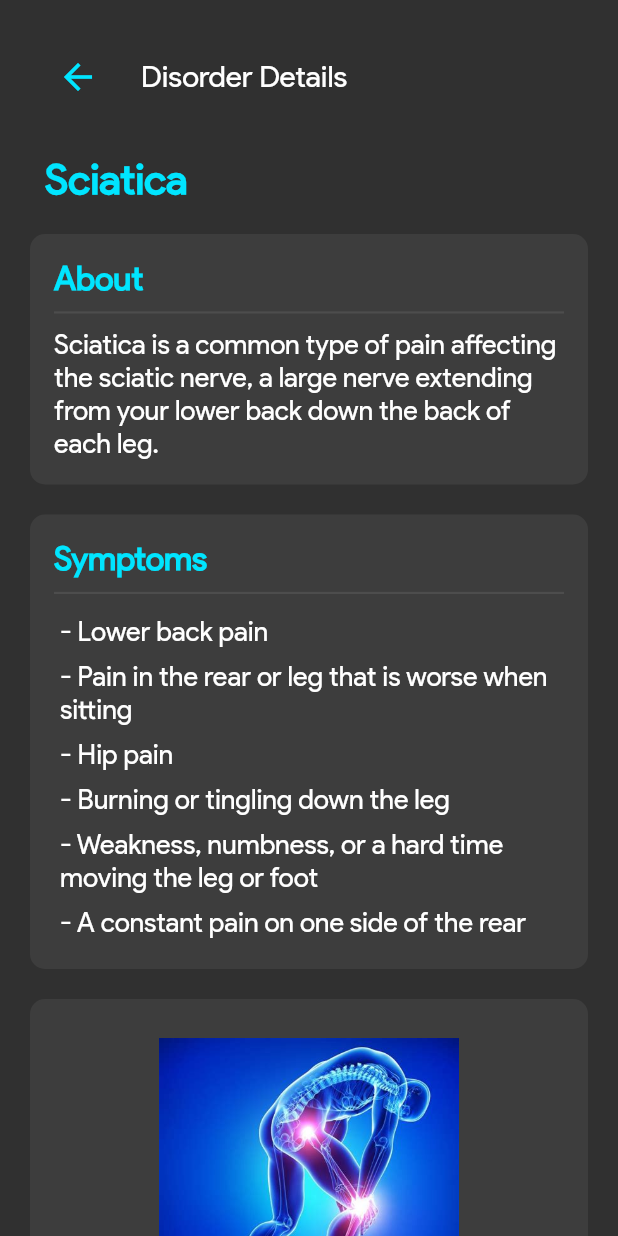
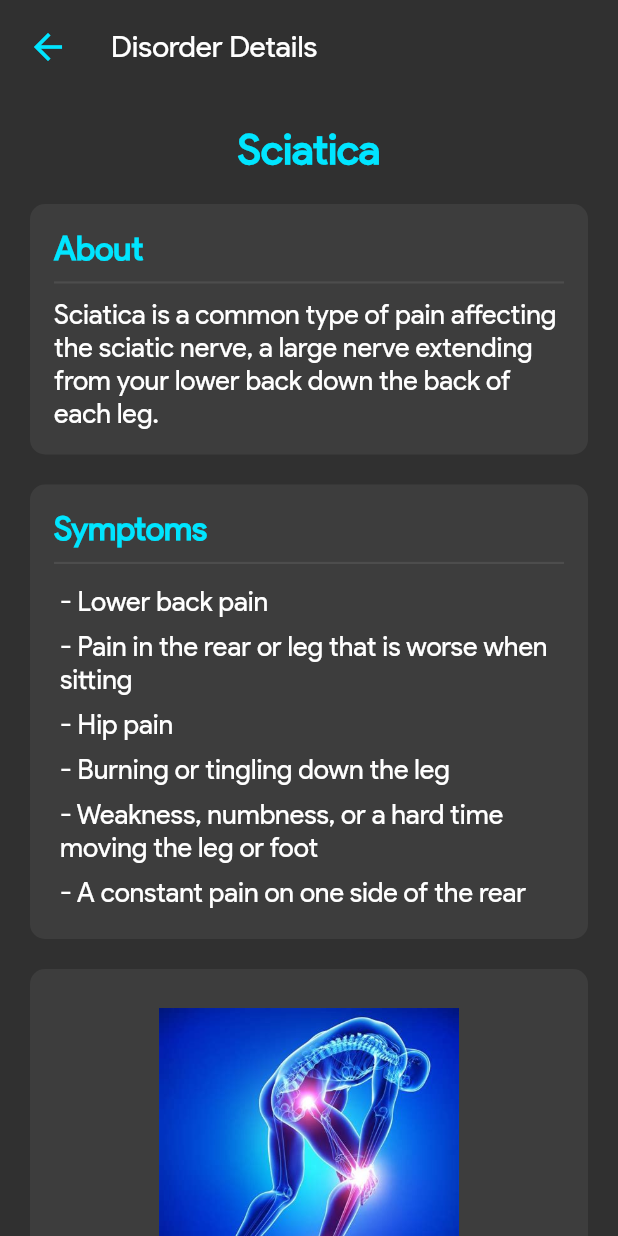
Before and after one commit to Harshit-Sonawala/ar_therapy, a Flutter app: the DisordersScreen screen opened directly, after a tap on "Sciatica", on a phone screen of 412 x 824 dp. Run offline on Flutter 3.47's test engine with Material 2 defaults, Android fonts, the phone set to English and light mode, and no system bars; our stand-ins replace firebase_auth, firebase_core; missing offline and left inert: model_viewer_plus; accounts and stored records are empty.

Commit message:
many page padding and styling refactors

```diff
--- a/lib/screens/disorder_details_screen.dart
+++ b/lib/screens/disorder_details_screen.dart
@@ -3,6 +3,7 @@ import 'package:flutter/material.dart';
 import 'package:provider/provider.dart';
 import '../providers/disorder_list_provider.dart';
 
+import '../widgets/custom_divider.dart';
 import '../widgets/custom_text_button.dart';
 import '../widgets/custom_card.dart';
 
@@ -24,8 +25,6 @@ class _DisorderDetailsScreenState extends State<DisorderDetailsScreen> {
     return Scaffold(
       body: SafeArea(
         child: SingleChildScrollView(
-          child: Padding(
-            padding: const EdgeInsets.all(20.0),
           child: Column(
             crossAxisAlignment: CrossAxisAlignment.stretch,
             children: [
@@ -43,15 +42,15 @@ class _DisorderDetailsScreenState extends State<DisorderDetailsScreen> {
                   const Text('Disorder Details'),
                 ],
               ),
-                const SizedBox(height: 20),
               Padding(
-                  padding: const EdgeInsets.symmetric(horizontal: 10.0),
-                  child: Text(
+                padding: const EdgeInsets.all(20.0),
+                child: Column(
+                  children: [
+                    Text(
                       Provider.of<DisorderListProvider>(context, listen: false)
                           .globalDisorderList[widget.disorderIndex]
                           .disItemTitle,
                       style: Theme.of(context).textTheme.displayLarge,
-                  ),
                     ),
                     const SizedBox(height: 20),
                     CustomCard(
@@ -62,19 +61,7 @@ class _DisorderDetailsScreenState extends State<DisorderDetailsScreen> {
                             'About',
                             style: Theme.of(context).textTheme.displaySmall,
                           ),
-                      Container(
-                        margin: const EdgeInsets.only(bottom: 10),
-                        height: 10,
-                        width: double.infinity,
-                        decoration: const BoxDecoration(
-                          border: Border(
-                            bottom: BorderSide(
-                              color: Color(0xff4d4d4d),
-                              width: 1.4,
-                            ),
-                          ),
-                        ),
-                      ),
+                          const CustomDivider(),
                           Text(
                             Provider.of<DisorderListProvider>(context, listen: false)
                                 .globalDisorderList[widget.disorderIndex]
@@ -94,19 +81,7 @@ class _DisorderDetailsScreenState extends State<DisorderDetailsScreen> {
                             'Symptoms',
                             style: Theme.of(context).textTheme.displaySmall,
                           ),
-                      Container(
-                        margin: const EdgeInsets.only(bottom: 10),
-                        height: 10,
-                        width: double.infinity,
-                        decoration: const BoxDecoration(
-                          border: Border(
-                            bottom: BorderSide(
-                              color: Color(0xff4d4d4d),
-                              width: 1.4,
-                            ),
-                          ),
-                        ),
-                      ),
+                          const CustomDivider(),
                           for (var eachSymptom in Provider.of<DisorderListProvider>(context, listen: false)
                               .globalDisorderList[widget.disorderIndex]
                               .disItemSymptoms)
@@ -145,6 +120,9 @@ class _DisorderDetailsScreenState extends State<DisorderDetailsScreen> {
                             .toList(),
                       ),
                     ),
+                  ],
+                ),
+              ),
               // Expanded(
               //   child: CustomCard(
               //     child: ListView.builder(
@@ -171,7 +149,6 @@ class _DisorderDetailsScreenState extends State<DisorderDetailsScreen> {
           ),
         ),
       ),
-      ),
     );
   }
 }
--- a/lib/screens/disorders_screen.dart
+++ b/lib/screens/disorders_screen.dart
@@ -21,8 +21,6 @@ class _DisordersScreenState extends State<DisordersScreen> {
   Widget build(BuildContext context) {
     return Scaffold(
       body: SafeArea(
-        child: Padding(
-          padding: const EdgeInsets.all(20.0),
         child: Column(
           children: [
             Row(
@@ -39,7 +37,11 @@ class _DisordersScreenState extends State<DisordersScreen> {
                 const Text('Disorders'),
               ],
             ),
-              const SizedBox(height: 20.0),
+            Expanded(
+              child: Padding(
+                padding: const EdgeInsets.all(20.0),
+                child: Column(
+                  children: [
                     CustomCard(
                       child: Text(
                         'Browse through various physical disorders and tap to learn more about them',
@@ -70,9 +72,13 @@ class _DisordersScreenState extends State<DisordersScreen> {
                               .globalDisorderList[disorderIndex]
                               .disItemImagePaths,
                         ),
-              )),
+                      ),
+                    ),
                   ],
                 ),
+              ),
+            ),
+          ],
         ),
       ),
     );
--- /dev/null
+++ b/lib/widgets/custom_divider.dart
@@ -0,0 +1,27 @@
+import 'package:flutter/material.dart';
+
+class CustomDivider extends StatefulWidget {
+  const CustomDivider({super.key});
+
+  @override
+  State<CustomDivider> createState() => _CustomDividerState();
+}
+
+class _CustomDividerState extends State<CustomDivider> {
+  @override
+  Widget build(BuildContext context) {
+    return Container(
+      margin: const EdgeInsets.only(bottom: 10),
+      height: 10,
+      width: double.infinity,
+      decoration: const BoxDecoration(
+        border: Border(
+          bottom: BorderSide(
+            color: Color(0xff4d4d4d),
+            width: 1.4,
+          ),
+        ),
+      ),
+    );
+  }
+}
--- a/lib/widgets/custom_list_item.dart
+++ b/lib/widgets/custom_list_item.dart
@@ -1,4 +1,6 @@
 import 'package:flutter/material.dart';
+
+import './custom_divider.dart';
 
 class CustomListItem extends StatefulWidget {
   final VoidCallback onPressed;
@@ -70,10 +72,9 @@ class _CustomListItemState extends State<CustomListItem> {
                   if (widget.images == null)
                     Text(
                       widget.title!,
-                      style: TextStyle(
-                        color: Theme.of(context).primaryColor,
-                      ),
+                      style: Theme.of(context).textTheme.displaySmall,
                     ),
+                  if (widget.images == null) const CustomDivider(),
                   Text(
                     '${widget.body!.substring(0, 81)}...',
                     style: Theme.of(context).textTheme.bodyLarge,
```
Also changed, not shown: lib/screens/exercise_details_screen.dart (+18 -12 lines), lib/screens/exercises_screen.dart (+8 -3 lines), lib/screens/user_account_screen.dart (+13 -0 lines). Lines whose indentation alone changed are shown as unchanged.
